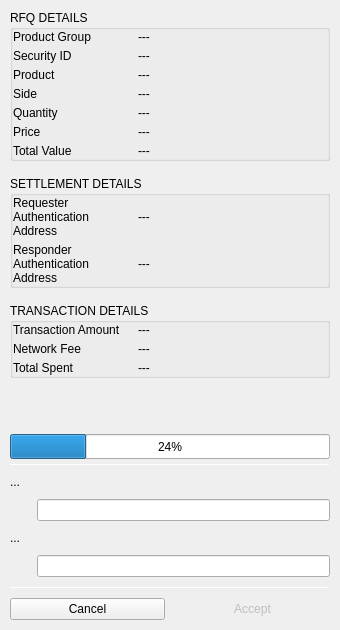
The window that BlockSettleUILib/XBTSettlementTransactionWidget.ui (BlockSettle/terminal) describes before a commit, drawn with Qt 5.
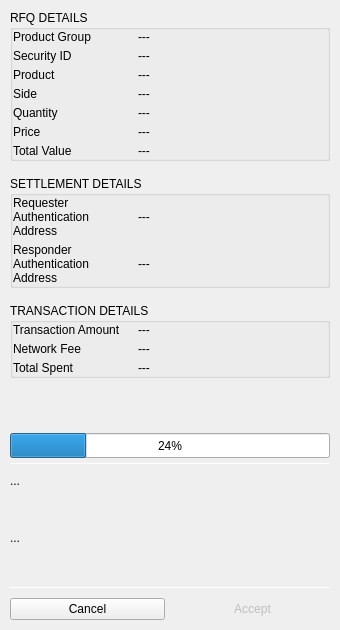
The same window after the commit. Icons and pictures are not drawn. Custom widgets are drawn as their Qt base class.

Commit message: BST-1240: GUI support for m-of-n wallet encryption

Diff of the .ui file:
```diff
--- a/BlockSettleUILib/XBTSettlementTransactionWidget.ui
+++ b/BlockSettleUILib/XBTSettlementTransactionWidget.ui
@@ -1208,13 +1208,14 @@
           </widget>
          </item>
          <item>
-          <widget class="QLineEdit" name="lineEditPassword">
-           <property name="echoMode">
-            <enum>QLineEdit::Password</enum>
+          <widget class="WalletKeysSubmitWidget" name="widgetSubmitKeys" native="true">
+           <property name="sizePolicy">
+            <sizepolicy hsizetype="Preferred" vsizetype="Expanding">
+             <horstretch>0</horstretch>
+             <verstretch>0</verstretch>
+            </sizepolicy>
            </property>
-           <property name="signInput" stdset="0">
-            <bool>true</bool>
-           </property>
+           <layout class="QHBoxLayout" name="horizontalLayout_16"/>
           </widget>
          </item>
         </layout>
@@ -1280,13 +1281,14 @@
           </widget>
          </item>
          <item>
-          <widget class="QLineEdit" name="lineEditAuthPassword">
-           <property name="echoMode">
-            <enum>QLineEdit::Password</enum>
+          <widget class="WalletKeysSubmitWidget" name="widgetSubmitKeysAuth" native="true">
+           <property name="sizePolicy">
+            <sizepolicy hsizetype="Preferred" vsizetype="Expanding">
+             <horstretch>0</horstretch>
+             <verstretch>0</verstretch>
+            </sizepolicy>
            </property>
-           <property name="signInput" stdset="0">
-            <bool>true</bool>
-           </property>
+           <layout class="QHBoxLayout" name="horizontalLayout_17"/>
           </widget>
          </item>
         </layout>
@@ -1381,6 +1383,14 @@
    </item>
   </layout>
  </widget>
+ <customwidgets>
+  <customwidget>
+   <class>WalletKeysSubmitWidget</class>
+   <extends>QWidget</extends>
+   <header>WalletKeysSubmitWidget.h</header>
+   <container>1</container>
+  </customwidget>
+ </customwidgets>
  <resources>
   <include location="armory.qrc"/>
  </resources>
```
The commit also changes 51 other files.
